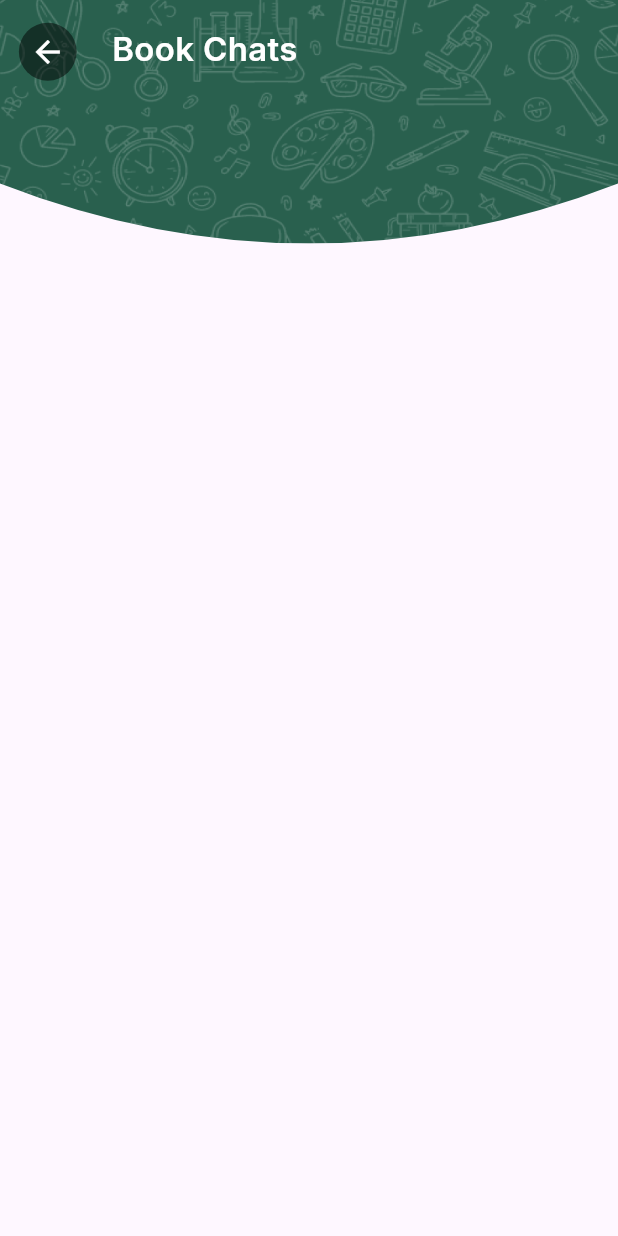
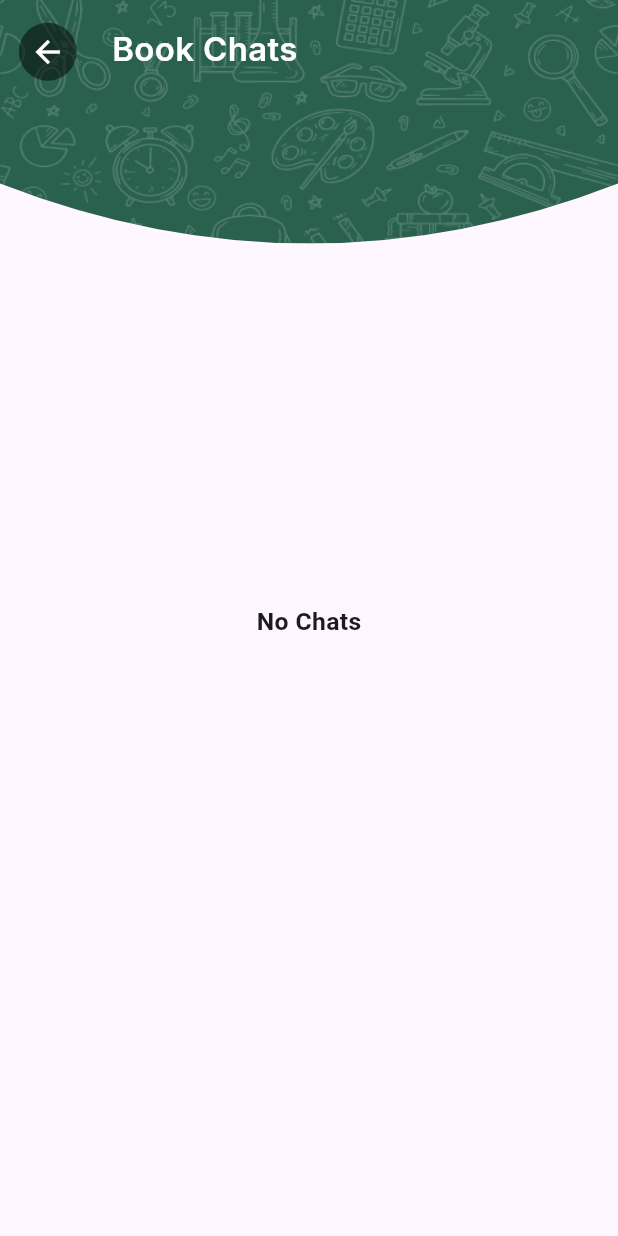
Before and after one commit to Shees-Ali1/CreekApp, a Flutter app: the MainChat screen opened directly, on a phone screen of 412 x 824 dp. Run offline on Flutter 3.47's test engine with Material 3 defaults, Android fonts, the phone set to English and light mode, and no system bars; our stand-ins replace another_xlider, cloud_firestore, curved_labeled_navigation_bar, firebase_auth, firebase_core, firebase_messaging and 13 more; missing offline and left inert: dart:ffi, mailer; accounts and stored records are empty; network calls fail; project files that could hold a hidden picture were left out.

```diff
--- a/lib/view/chat_screen/chat_screen.dart
+++ b/lib/view/chat_screen/chat_screen.dart
@@ -113,6 +113,7 @@ class _ChatScreenState extends State<ChatScreen> {
           child: Stack(
         children: [
           ChatMessageContainer(
+            image: widget.image,
             chatId: widget.chatId,
           ),
           Positioned(
--- a/lib/view/chat_screen/components/chat_message_list.dart
+++ b/lib/view/chat_screen/components/chat_message_list.dart
@@ -29,7 +29,19 @@ class ChatMessageList extends StatelessWidget {
           } else if (snapshot.hasError) {
             return SizedBox.shrink();
           } else if (snapshot.data!.docs.isEmpty) {
-            return SizedBox.shrink();
+            return Center(
+                child: Column(
+              children: [
+                SizedBox(
+                  height: 180.h,
+                ),
+                Text(
+                  "No Chats",
+                  style:
+                      TextStyle(fontSize: 15.sp, fontWeight: FontWeight.w600),
+                ),
+              ],
+            ));
           } else {
             return ListView.builder(
                 physics: NeverScrollableScrollPhysics(),
--- a/lib/view/home_screen/home_screen_books.dart
+++ b/lib/view/home_screen/home_screen_books.dart
@@ -16,6 +16,7 @@ import 'package:flutter_svg/flutter_svg.dart';
 import 'package:get/get.dart';
 import 'package:google_fonts/google_fonts.dart';
 
+import '../../controller/bookListing_controller.dart';
 import '../../widgets/custom_route.dart';
 import '../notification/notification_screen.dart';
 import 'components/books_filter_sheet.dart';
@@ -30,10 +31,13 @@ class HomeScreenBooks extends StatefulWidget {
 class _HomeScreenBooksState extends State<HomeScreenBooks> {
   final HomeController homeController = Get.find<HomeController>();
   final UserController userController = Get.find<UserController>();
+  final BookListingController bookListingController = Get.find<BookListingController>();
   @override
   void initState() {
     // TODO: implement initState
     super.initState();
+    bookListingController.fetchUserBookListing();
+    userController.fetchUserData();
     userController.checkIfAccountIsDeleted();
   }
   @override
--- a/lib/view/nav_bar/app_nav_bar.dart
+++ b/lib/view/nav_bar/app_nav_bar.dart
@@ -240,8 +240,8 @@ class _BottomNavBarState extends State<BottomNavBar> with WidgetsBindingObserver
     ];
     WidgetsBinding.instance?.addObserver(lifecycleObserver);
 
-    bookListingController.fetchUserBookListing();
-    userController.fetchUserData();
+    // bookListingController.fetchUserBookListing();
+    // userController.fetchUserData();
     super.initState();
   }
 
```
Also changed, not shown: lib/controller/bookListing_controller.dart (+6 -2 lines), lib/view/chat_screen/components/chat_message_container.dart (+17 -5 lines).
